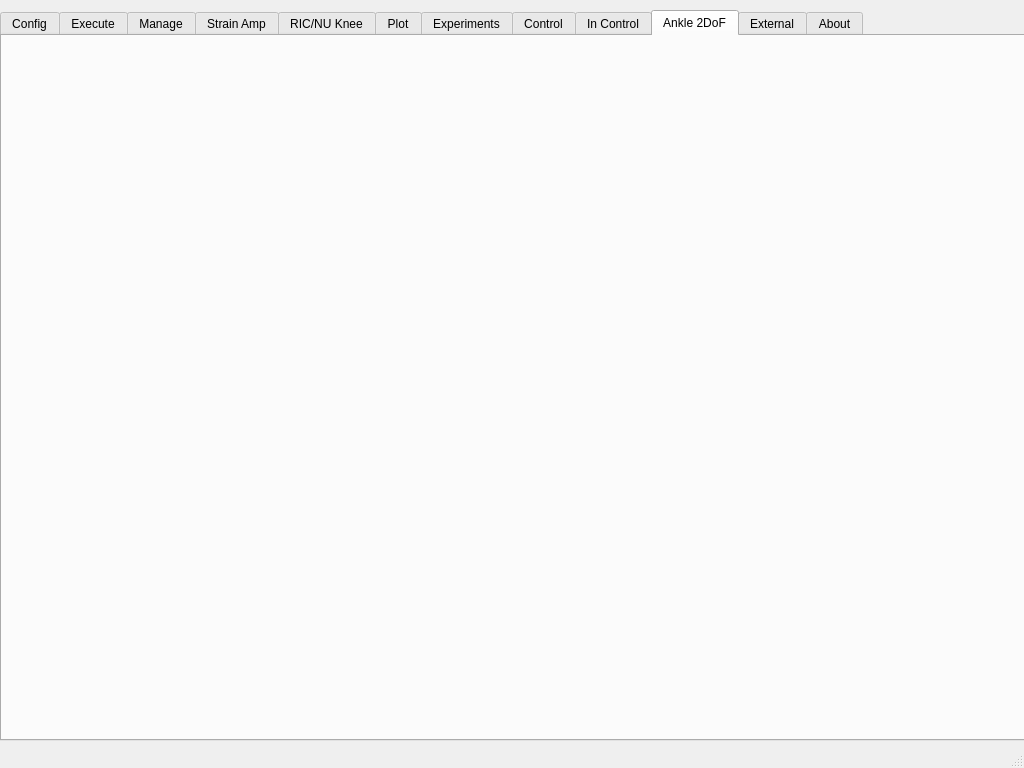
Qt form plan-gui/mainwindow.ui (JFDuval/FlexSEA) before a commit.
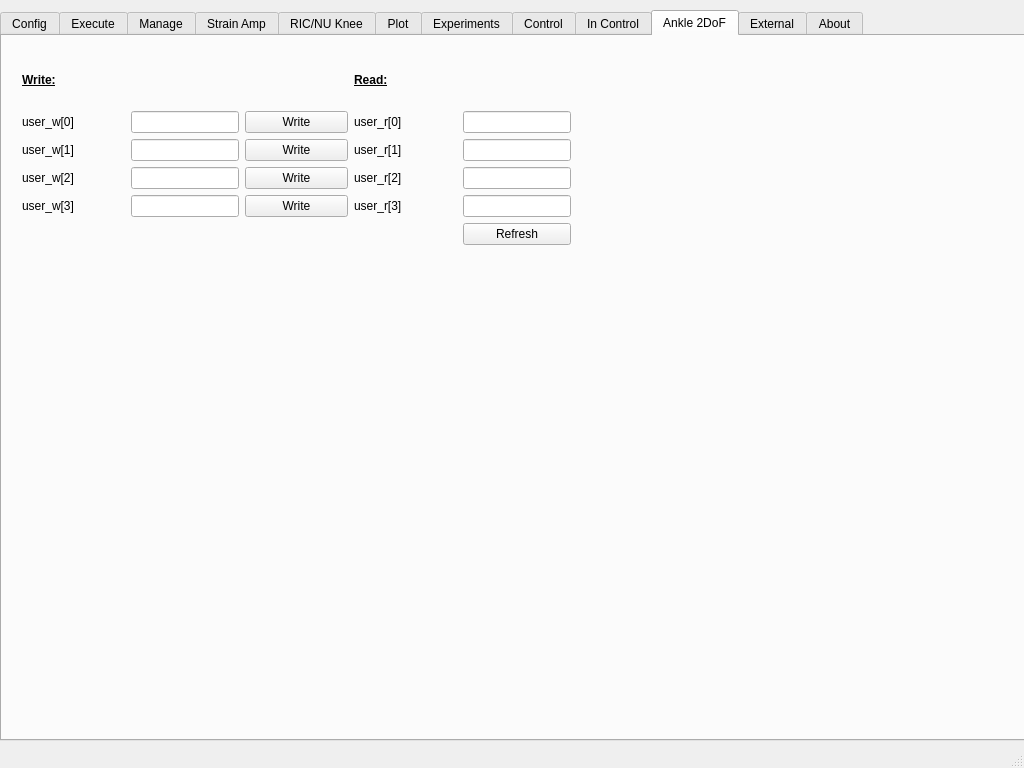
The same form after that commit. The open tabs and pages were chosen to show the change. Custom widgets are drawn as their Qt base class.

The edit to the form file:
```diff
--- a/plan-gui/mainwindow.ui
+++ b/plan-gui/mainwindow.ui
@@ -5186,6 +5186,275 @@
      <attribute name="title">
       <string>Ankle 2DoF</string>
      </attribute>
+     <widget class="QWidget" name="gridLayoutWidget_5">
+      <property name="geometry">
+       <rect>
+        <x>9</x>
+        <y>9</y>
+        <width>571</width>
+        <height>211</height>
+       </rect>
+      </property>
+      <layout class="QGridLayout" name="gridLayout_5">
+       <item row="1" column="1">
+        <widget class="QLineEdit" name="a2dof_w0">
+         <property name="sizePolicy">
+          <sizepolicy hsizetype="Fixed" vsizetype="Fixed">
+           <horstretch>0</horstretch>
+           <verstretch>0</verstretch>
+          </sizepolicy>
+         </property>
+         <property name="alignment">
+          <set>Qt::AlignRight|Qt::AlignTrailing|Qt::AlignVCenter</set>
+         </property>
+        </widget>
+       </item>
+       <item row="4" column="1">
+        <widget class="QLineEdit" name="a2dof_w3">
+         <property name="sizePolicy">
+          <sizepolicy hsizetype="Fixed" vsizetype="Fixed">
+           <horstretch>0</horstretch>
+           <verstretch>0</verstretch>
+          </sizepolicy>
+         </property>
+         <property name="alignment">
+          <set>Qt::AlignRight|Qt::AlignTrailing|Qt::AlignVCenter</set>
+         </property>
+        </widget>
+       </item>
+       <item row="0" column="0">
+        <widget class="QLabel" name="label_128">
+         <property name="text">
+          <string>&lt;html&gt;&lt;head/&gt;&lt;body&gt;&lt;p&gt;&lt;span style=&quot; font-weight:600; text-decoration: underline;&quot;&gt;Write:&lt;/span&gt;&lt;/p&gt;&lt;/body&gt;&lt;/html&gt;</string>
+         </property>
+        </widget>
+       </item>
+       <item row="4" column="4">
+        <widget class="QLineEdit" name="a2dof_r3">
+         <property name="sizePolicy">
+          <sizepolicy hsizetype="Fixed" vsizetype="Fixed">
+           <horstretch>0</horstretch>
+           <verstretch>0</verstretch>
+          </sizepolicy>
+         </property>
+         <property name="alignment">
+          <set>Qt::AlignRight|Qt::AlignTrailing|Qt::AlignVCenter</set>
+         </property>
+        </widget>
+       </item>
+       <item row="2" column="4">
+        <widget class="QLineEdit" name="a2dof_r1">
+         <property name="sizePolicy">
+          <sizepolicy hsizetype="Fixed" vsizetype="Fixed">
+           <horstretch>0</horstretch>
+           <verstretch>0</verstretch>
+          </sizepolicy>
+         </property>
+         <property name="alignment">
+          <set>Qt::AlignRight|Qt::AlignTrailing|Qt::AlignVCenter</set>
+         </property>
+        </widget>
+       </item>
+       <item row="1" column="2">
+        <widget class="QPushButton" name="pushButton_a2dof_w0">
+         <property name="text">
+          <string>Write</string>
+         </property>
+        </widget>
+       </item>
+       <item row="3" column="1">
+        <widget class="QLineEdit" name="a2dof_w2">
+         <property name="sizePolicy">
+          <sizepolicy hsizetype="Fixed" vsizetype="Fixed">
+           <horstretch>0</horstretch>
+           <verstretch>0</verstretch>
+          </sizepolicy>
+         </property>
+         <property name="alignment">
+          <set>Qt::AlignRight|Qt::AlignTrailing|Qt::AlignVCenter</set>
+         </property>
+        </widget>
+       </item>
+       <item row="1" column="0">
+        <widget class="QLabel" name="label_127">
+         <property name="layoutDirection">
+          <enum>Qt::LeftToRight</enum>
+         </property>
+         <property name="text">
+          <string>user_w[0]</string>
+         </property>
+         <property name="alignment">
+          <set>Qt::AlignLeading|Qt::AlignLeft|Qt::AlignVCenter</set>
+         </property>
+        </widget>
+       </item>
+       <item row="2" column="2">
+        <widget class="QPushButton" name="pushButton_a2dof_w1">
+         <property name="text">
+          <string>Write</string>
+         </property>
+        </widget>
+       </item>
+       <item row="4" column="0">
+        <widget class="QLabel" name="label_131">
+         <property name="layoutDirection">
+          <enum>Qt::LeftToRight</enum>
+         </property>
+         <property name="text">
+          <string>user_w[3]</string>
+         </property>
+         <property name="alignment">
+          <set>Qt::AlignLeading|Qt::AlignLeft|Qt::AlignVCenter</set>
+         </property>
+        </widget>
+       </item>
+       <item row="2" column="0">
+        <widget class="QLabel" name="label_129">
+         <property name="layoutDirection">
+          <enum>Qt::LeftToRight</enum>
+         </property>
+         <property name="text">
+          <string>user_w[1]</string>
+         </property>
+         <property name="alignment">
+          <set>Qt::AlignLeading|Qt::AlignLeft|Qt::AlignVCenter</set>
+         </property>
+        </widget>
+       </item>
+       <item row="1" column="4">
+        <widget class="QLineEdit" name="a2dof_r0">
+         <property name="sizePolicy">
+          <sizepolicy hsizetype="Fixed" vsizetype="Fixed">
+           <horstretch>0</horstretch>
+           <verstretch>0</verstretch>
+          </sizepolicy>
+         </property>
+         <property name="alignment">
+          <set>Qt::AlignRight|Qt::AlignTrailing|Qt::AlignVCenter</set>
+         </property>
+        </widget>
+       </item>
+       <item row="2" column="1">
+        <widget class="QLineEdit" name="a2dof_w1">
+         <property name="sizePolicy">
+          <sizepolicy hsizetype="Fixed" vsizetype="Fixed">
+           <horstretch>0</horstretch>
+           <verstretch>0</verstretch>
+          </sizepolicy>
+         </property>
+         <property name="alignment">
+          <set>Qt::AlignRight|Qt::AlignTrailing|Qt::AlignVCenter</set>
+         </property>
+        </widget>
+       </item>
+       <item row="3" column="0">
+        <widget class="QLabel" name="label_130">
+         <property name="layoutDirection">
+          <enum>Qt::LeftToRight</enum>
+         </property>
+         <property name="text">
+          <string>user_w[2]</string>
+         </property>
+         <property name="alignment">
+          <set>Qt::AlignLeading|Qt::AlignLeft|Qt::AlignVCenter</set>
+         </property>
+        </widget>
+       </item>
+       <item row="2" column="3">
+        <widget class="QLabel" name="label_134">
+         <property name="layoutDirection">
+          <enum>Qt::LeftToRight</enum>
+         </property>
+         <property name="text">
+          <string>user_r[1]</string>
+         </property>
+         <property name="alignment">
+          <set>Qt::AlignLeading|Qt::AlignLeft|Qt::AlignVCenter</set>
+         </property>
+        </widget>
+       </item>
+       <item row="3" column="4">
+        <widget class="QLineEdit" name="a2dof_r2">
+         <property name="sizePolicy">
+          <sizepolicy hsizetype="Fixed" vsizetype="Fixed">
+           <horstretch>0</horstretch>
+           <verstretch>0</verstretch>
+          </sizepolicy>
+         </property>
+         <property name="alignment">
+          <set>Qt::AlignRight|Qt::AlignTrailing|Qt::AlignVCenter</set>
+         </property>
+        </widget>
+       </item>
+       <item row="1" column="3">
+        <widget class="QLabel" name="label_136">
+         <property name="layoutDirection">
+          <enum>Qt::LeftToRight</enum>
+         </property>
+         <property name="text">
+          <string>user_r[0]</string>
+         </property>
+         <property name="alignment">
+          <set>Qt::AlignLeading|Qt::AlignLeft|Qt::AlignVCenter</set>
+         </property>
+        </widget>
+       </item>
+       <item row="3" column="3">
+        <widget class="QLabel" name="label_135">
+         <property name="layoutDirection">
+          <enum>Qt::LeftToRight</enum>
+         </property>
+         <property name="text">
+          <string>user_r[2]</string>
+         </property>
+         <property name="alignment">
+          <set>Qt::AlignLeading|Qt::AlignLeft|Qt::AlignVCenter</set>
+         </property>
+        </widget>
+       </item>
+       <item row="4" column="3">
+        <widget class="QLabel" name="label_133">
+         <property name="layoutDirection">
+          <enum>Qt::LeftToRight</enum>
+         </property>
+         <property name="text">
+          <string>user_r[3]</string>
+         </property>
+         <property name="alignment">
+          <set>Qt::AlignLeading|Qt::AlignLeft|Qt::AlignVCenter</set>
+         </property>
+        </widget>
+       </item>
+       <item row="3" column="2">
+        <widget class="QPushButton" name="pushButton_a2dof_w2">
+         <property name="text">
+          <string>Write</string>
+         </property>
+        </widget>
+       </item>
+       <item row="4" column="2">
+        <widget class="QPushButton" name="pushButton_a2dof_w3">
+         <property name="text">
+          <string>Write</string>
+         </property>
+        </widget>
+       </item>
+       <item row="0" column="3">
+        <widget class="QLabel" name="label_132">
+         <property name="text">
+          <string>&lt;html&gt;&lt;head/&gt;&lt;body&gt;&lt;p&gt;&lt;span style=&quot; font-weight:600; text-decoration: underline;&quot;&gt;Read:&lt;/span&gt;&lt;/p&gt;&lt;/body&gt;&lt;/html&gt;</string>
+         </property>
+        </widget>
+       </item>
+       <item row="5" column="4">
+        <widget class="QPushButton" name="pushButton_a2dof_refresh">
+         <property name="text">
+          <string>Refresh</string>
+         </property>
+        </widget>
+       </item>
+      </layout>
+     </widget>
     </widget>
     <widget class="QWidget" name="external">
      <attribute name="title">
```
Left out of the diff: 4 changed lines with no effect on the pictures.
